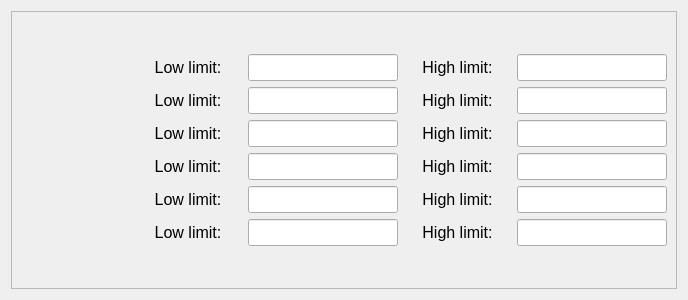
Old version of the form gui/bounds.ui in the repository HugoValim/DAF.
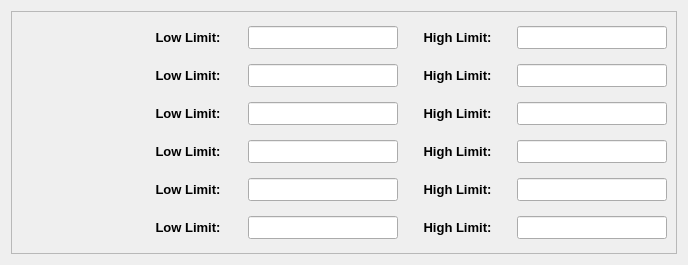
New version of the form. Custom widgets are drawn as their Qt base class.

Commit message: Upgraded bounds and goto_hkl UIs

Patch:
```diff
--- a/gui/bounds.ui
+++ b/gui/bounds.ui
@@ -7,7 +7,7 @@
     <x>0</x>
     <y>0</y>
     <width>688</width>
-    <height>300</height>
+    <height>265</height>
    </rect>
   </property>
   <property name="windowTitle">
@@ -25,15 +25,20 @@
      <layout class="QVBoxLayout" name="verticalLayout_2">
       <item>
        <layout class="QGridLayout" name="gridLayout">
+        <property name="verticalSpacing">
+         <number>15</number>
+        </property>
         <item row="2" column="1">
          <widget class="QLabel" name="label_3">
           <property name="font">
            <font>
-            <pointsize>12</pointsize>
+            <pointsize>10</pointsize>
+            <weight>75</weight>
+            <bold>true</bold>
            </font>
           </property>
           <property name="text">
-           <string>Low limit:</string>
+           <string>Low Limit:</string>
           </property>
           <property name="alignment">
            <set>Qt::AlignCenter</set>
@@ -44,11 +49,13 @@
          <widget class="QLabel" name="label_2">
           <property name="font">
            <font>
-            <pointsize>12</pointsize>
+            <pointsize>10</pointsize>
+            <weight>75</weight>
+            <bold>true</bold>
            </font>
           </property>
           <property name="text">
-           <string>Low limit:</string>
+           <string>Low Limit:</string>
           </property>
           <property name="alignment">
            <set>Qt::AlignCenter</set>
@@ -71,7 +78,7 @@
           </property>
           <property name="font">
            <font>
-            <pointsize>12</pointsize>
+            <pointsize>10</pointsize>
            </font>
           </property>
           <property name="toolTip">
@@ -83,7 +90,7 @@
          <widget class="PyDMLabel" name="PyDMLabel_mu_desc">
           <property name="font">
            <font>
-            <pointsize>12</pointsize>
+            <pointsize>10</pointsize>
             <weight>75</weight>
             <bold>true</bold>
            </font>
@@ -100,11 +107,13 @@
          <widget class="QLabel" name="label_6">
           <property name="font">
            <font>
-            <pointsize>12</pointsize>
+            <pointsize>10</pointsize>
+            <weight>75</weight>
+            <bold>true</bold>
            </font>
           </property>
           <property name="text">
-           <string>Low limit:</string>
+           <string>Low Limit:</string>
           </property>
           <property name="alignment">
            <set>Qt::AlignCenter</set>
@@ -115,11 +124,13 @@
          <widget class="QLabel" name="label_5">
           <property name="font">
            <font>
-            <pointsize>12</pointsize>
+            <pointsize>10</pointsize>
+            <weight>75</weight>
+            <bold>true</bold>
            </font>
           </property>
           <property name="text">
-           <string>Low limit:</string>
+           <string>Low Limit:</string>
           </property>
           <property name="alignment">
            <set>Qt::AlignCenter</set>
@@ -130,11 +141,13 @@
          <widget class="QLabel" name="label_9">
           <property name="font">
            <font>
-            <pointsize>12</pointsize>
+            <pointsize>10</pointsize>
+            <weight>75</weight>
+            <bold>true</bold>
            </font>
           </property>
           <property name="text">
-           <string>High limit:</string>
+           <string>High Limit:</string>
           </property>
           <property name="alignment">
            <set>Qt::AlignCenter</set>
@@ -145,7 +158,7 @@
          <widget class="PyDMLabel" name="PyDMLabel_eta_desc">
           <property name="font">
            <font>
-            <pointsize>12</pointsize>
+            <pointsize>10</pointsize>
             <weight>75</weight>
             <bold>true</bold>
            </font>
@@ -162,11 +175,13 @@
          <widget class="QLabel" name="label_10">
           <property name="font">
            <font>
-            <pointsize>12</pointsize>
+            <pointsize>10</pointsize>
+            <weight>75</weight>
+            <bold>true</bold>
            </font>
           </property>
           <property name="text">
-           <string>High limit:</string>
+           <string>High Limit:</string>
           </property>
           <property name="alignment">
            <set>Qt::AlignCenter</set>
@@ -177,11 +192,13 @@
          <widget class="QLabel" name="label_8">
           <property name="font">
            <font>
-            <pointsize>12</pointsize>
+            <pointsize>10</pointsize>
+            <weight>75</weight>
+            <bold>true</bold>
            </font>
           </property>
           <property name="text">
-           <string>High limit:</string>
+           <string>High Limit:</string>
           </property>
           <property name="alignment">
            <set>Qt::AlignCenter</set>
@@ -192,11 +209,13 @@
          <widget class="QLabel" name="label_7">
           <property name="font">
            <font>
-            <pointsize>12</pointsize>
+            <pointsize>10</pointsize>
+            <weight>75</weight>
+            <bold>true</bold>
            </font>
           </property>
           <property name="text">
-           <string>High limit:</string>
+           <string>High Limit:</string>
           </property>
           <property name="alignment">
            <set>Qt::AlignCenter</set>
@@ -207,11 +226,13 @@
          <widget class="QLabel" name="label_12">
           <property name="font">
            <font>
-            <pointsize>12</pointsize>
+            <pointsize>10</pointsize>
+            <weight>75</weight>
+            <bold>true</bold>
            </font>
           </property>
           <property name="text">
-           <string>High limit:</string>
+           <string>High Limit:</string>
           </property>
           <property name="alignment">
            <set>Qt::AlignCenter</set>
@@ -234,7 +255,7 @@
           </property>
           <property name="font">
            <font>
-            <pointsize>12</pointsize>
+            <pointsize>10</pointsize>
            </font>
           </property>
           <property name="toolTip">
@@ -258,7 +279,7 @@
           </property>
           <property name="font">
            <font>
-            <pointsize>12</pointsize>
+            <pointsize>10</pointsize>
            </font>
           </property>
           <property name="toolTip">
@@ -282,7 +303,7 @@
           </property>
           <property name="font">
            <font>
-            <pointsize>12</pointsize>
+            <pointsize>10</pointsize>
            </font>
           </property>
           <property name="toolTip">
@@ -294,11 +315,13 @@
          <widget class="QLabel" name="label">
           <property name="font">
            <font>
-            <pointsize>12</pointsize>
+            <pointsize>10</pointsize>
+            <weight>75</weight>
+            <bold>true</bold>
            </font>
           </property>
           <property name="text">
-           <string>Low limit:</string>
+           <string>Low Limit:</string>
           </property>
           <property name="alignment">
            <set>Qt::AlignCenter</set>
@@ -309,7 +332,7 @@
          <widget class="PyDMLabel" name="PyDMLabel_nu_desc">
           <property name="font">
            <font>
-            <pointsize>12</pointsize>
+            <pointsize>10</pointsize>
             <weight>75</weight>
             <bold>true</bold>
            </font>
@@ -326,7 +349,7 @@
          <widget class="PyDMLabel" name="PyDMLabel_chi_desc">
           <property name="font">
            <font>
-            <pointsize>12</pointsize>
+            <pointsize>10</pointsize>
             <weight>75</weight>
             <bold>true</bold>
            </font>
@@ -343,7 +366,7 @@
          <widget class="PyDMLabel" name="PyDMLabel_phi_desc">
           <property name="font">
            <font>
-            <pointsize>12</pointsize>
+            <pointsize>10</pointsize>
             <weight>75</weight>
             <bold>true</bold>
            </font>
@@ -372,7 +395,7 @@
           </property>
           <property name="font">
            <font>
-            <pointsize>12</pointsize>
+            <pointsize>10</pointsize>
            </font>
           </property>
           <property name="toolTip">
@@ -384,7 +407,7 @@
          <widget class="PyDMLabel" name="PyDMLabel_del_desc">
           <property name="font">
            <font>
-            <pointsize>12</pointsize>
+            <pointsize>10</pointsize>
             <weight>75</weight>
             <bold>true</bold>
            </font>
@@ -401,11 +424,13 @@
          <widget class="QLabel" name="label_4">
           <property name="font">
            <font>
-            <pointsize>12</pointsize>
+            <pointsize>10</pointsize>
+            <weight>75</weight>
+            <bold>true</bold>
            </font>
           </property>
           <property name="text">
-           <string>Low limit:</string>
+           <string>Low Limit:</string>
           </property>
           <property name="alignment">
            <set>Qt::AlignCenter</set>
@@ -428,7 +453,7 @@
           </property>
           <property name="font">
            <font>
-            <pointsize>12</pointsize>
+            <pointsize>10</pointsize>
            </font>
           </property>
           <property name="toolTip">
@@ -440,11 +465,13 @@
          <widget class="QLabel" name="label_11">
           <property name="font">
            <font>
-            <pointsize>12</pointsize>
+            <pointsize>10</pointsize>
+            <weight>75</weight>
+            <bold>true</bold>
            </font>
           </property>
           <property name="text">
-           <string>High limit:</string>
+           <string>High Limit:</string>
           </property>
           <property name="alignment">
            <set>Qt::AlignCenter</set>
@@ -467,7 +494,7 @@
           </property>
           <property name="font">
            <font>
-            <pointsize>12</pointsize>
+            <pointsize>10</pointsize>
            </font>
           </property>
           <property name="toolTip">
@@ -491,7 +518,7 @@
           </property>
           <property name="font">
            <font>
-            <pointsize>12</pointsize>
+            <pointsize>10</pointsize>
            </font>
           </property>
           <property name="toolTip">
@@ -515,7 +542,7 @@
           </property>
           <property name="font">
            <font>
-            <pointsize>12</pointsize>
+            <pointsize>10</pointsize>
            </font>
           </property>
           <property name="toolTip">
@@ -539,7 +566,7 @@
           </property>
           <property name="font">
            <font>
-            <pointsize>12</pointsize>
+            <pointsize>10</pointsize>
            </font>
           </property>
           <property name="toolTip">
@@ -563,7 +590,7 @@
           </property>
           <property name="font">
            <font>
-            <pointsize>12</pointsize>
+            <pointsize>10</pointsize>
            </font>
           </property>
           <property name="toolTip">
@@ -587,7 +614,7 @@
           </property>
           <property name="font">
            <font>
-            <pointsize>12</pointsize>
+            <pointsize>10</pointsize>
            </font>
           </property>
           <property name="toolTip">
```
The commit also changes 2 other files.
